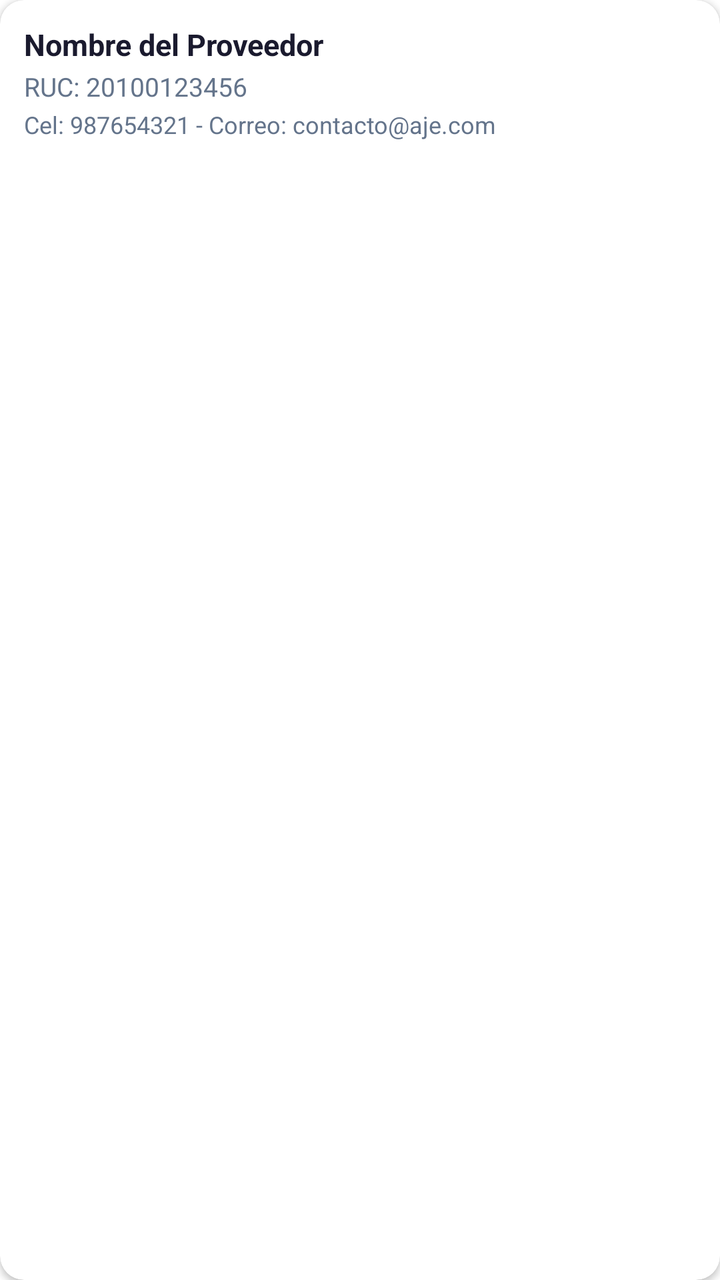
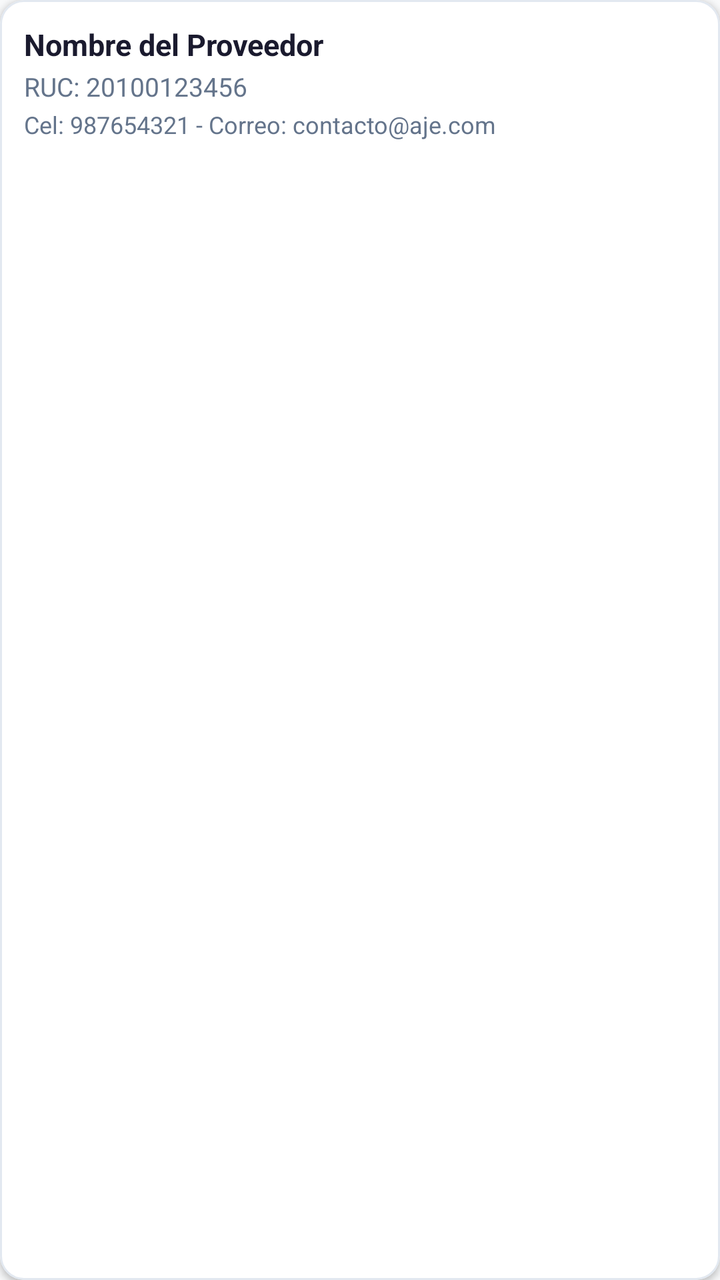

Before-and-after screenshots of an Android layout around one commit, followed by the original layout XML and the change that was made.
<!-- AndroidManifest.xml: application theme Theme.MiniMarketApp -->
<!-- res/layout/item_proveedor.xml -->
<?xml version="1.0" encoding="utf-8"?>
<com.google.android.material.card.MaterialCardView
    xmlns:android="http://schemas.android.com/apk/res/android"
    xmlns:app="http://schemas.android.com/apk/res-auto"
    android:layout_width="match_parent"
    android:layout_height="wrap_content"
    android:layout_marginBottom="8dp"
    app:cardCornerRadius="12dp"
    app:cardElevation="2dp">

    <LinearLayout
        android:layout_width="match_parent"
        android:layout_height="wrap_content"
        android:orientation="vertical"
        android:padding="12dp">

        <TextView
            android:id="@+id/tvNombreProveedor"
            android:layout_width="wrap_content"
            android:layout_height="wrap_content"
            android:text="Nombre del Proveedor"
            android:textColor="#1A1A2E"
            android:textSize="15sp"
            android:textStyle="bold"/>

        <TextView
            android:id="@+id/tvRuc"
            android:layout_width="wrap_content"
            android:layout_height="wrap_content"
            android:text="RUC: 20100123456"
            android:textColor="#64748B"
            android:textSize="13sp"
            android:layout_marginTop="2dp"/>

        <TextView
            android:id="@+id/tvContacto"
            android:layout_width="wrap_content"
            android:layout_height="wrap_content"
            android:text="Cel: 987654321 - Correo: contacto@aje.com"
            android:textColor="#64748B"
            android:textSize="12sp"
            android:layout_marginTop="2dp"/>

    </LinearLayout>

</com.google.android.material.card.MaterialCardView>
<!-- resources referenced by this layout -->
<resources>
  <style name="Theme.MiniMarketApp" parent="Theme.MaterialComponents.Light.NoActionBar">
          <item name="colorPrimary">#4CAF50</item>
          <item name="colorPrimaryVariant">#388E3C</item>
          <item name="colorSecondary">#FFC107</item>
          <item name="colorOnPrimary">#FFFFFF</item>
          <item name="colorOnSecondary">#1A1A2E</item>
      </style>
</resources>

<!-- the commit's change to res/layout/item_proveedor.xml (unified diff, before → after) -->
@@ -6,7 +6,8 @@
     android:layout_height="wrap_content"
     android:layout_marginBottom="8dp"
     app:cardCornerRadius="12dp"
-    app:cardElevation="2dp">
+    app:cardElevation="2dp"
+    app:cardBackgroundColor="@color/fondo_card">
 
     <LinearLayout
         android:layout_width="match_parent"
@@ -19,7 +20,7 @@
             android:layout_width="wrap_content"
             android:layout_height="wrap_content"
             android:text="Nombre del Proveedor"
-            android:textColor="#1A1A2E"
+            android:textColor="@color/texto_principal"
             android:textSize="15sp"
             android:textStyle="bold"/>
 
@@ -28,7 +29,7 @@
             android:layout_width="wrap_content"
             android:layout_height="wrap_content"
             android:text="RUC: 20100123456"
-            android:textColor="#64748B"
+            android:textColor="@color/texto_secundario"
             android:textSize="13sp"
             android:layout_marginTop="2dp"/>
 
@@ -37,7 +38,7 @@
             android:layout_width="wrap_content"
             android:layout_height="wrap_content"
             android:text="Cel: 987654321 - Correo: contacto@aje.com"
-            android:textColor="#64748B"
+            android:textColor="@color/texto_secundario"
             android:textSize="12sp"
             android:layout_marginTop="2dp"/>
 
<!-- resource entries referenced after the edit -->
@@ -1,11 +1,44 @@
 <!-- resources referenced by this layout -->
 <resources>
-  <style name="Theme.MiniMarketApp" parent="Theme.MaterialComponents.Light.NoActionBar">
-          <item name="colorPrimary">#4CAF50</item>
+  <color name="fondo_card">#FFFFFF</color>
+  <color name="texto_principal">#1A1A2E</color>
+  <color name="texto_secundario">#64748B</color>
+  <style name="Theme.MiniMarketApp" parent="Theme.MaterialComponents.DayNight.NoActionBar">
+  
+          
+          <item name="colorPrimary">@color/verde_nav</item>
           <item name="colorPrimaryVariant">#388E3C</item>
-          <item name="colorSecondary">#FFC107</item>
-          <item name="colorOnPrimary">#FFFFFF</item>
-          <item name="colorOnSecondary">#1A1A2E</item>
+          <item name="colorSecondary">@color/amarillo_accion</item>
+          <item name="colorOnPrimary">@color/texto_sobre_verde</item>
+          <item name="colorOnSecondary">@color/texto_sobre_amarillo</item>
+  
+          
+          <item name="android:windowBackground">@color/fondo_general</item>
+          <item name="android:colorBackground">@color/fondo_general</item>
+  
+          
+          <item name="android:textColorPrimary">@color/texto_principal</item>
+          <item name="android:textColorSecondary">@color/texto_secundario</item>
+          <item name="android:textColorHint">@color/texto_hint</item>
+  
+          
+          <item name="boxStrokeColor">@color/amarillo_accion</item>
+          <item name="hintTextColor">@color/amarillo_accion</item>
+  
+          
+          <item name="materialCardViewStyle">@style/Widget.App.CardView</item>
       </style>
+  <color name="verde_nav">#4CAF50</color>
+  <color name="amarillo_accion">#FFC107</color>
+  <color name="texto_sobre_verde">#FFFFFF</color>
+  <color name="texto_sobre_amarillo">#1A1A2E</color>
+  <color name="fondo_general">#F8F9FA</color>
+  <color name="texto_hint">#94A3B8</color>
+  <style name="Widget.App.CardView" parent="Widget.MaterialComponents.CardView">
+          <item name="cardBackgroundColor">@color/fondo_card</item>
+          <item name="strokeColor">@color/borde_card</item>
+          <item name="strokeWidth">1dp</item>
+      </style>
+  <color name="borde_card">#E2E8F0</color>
 </resources>
 
